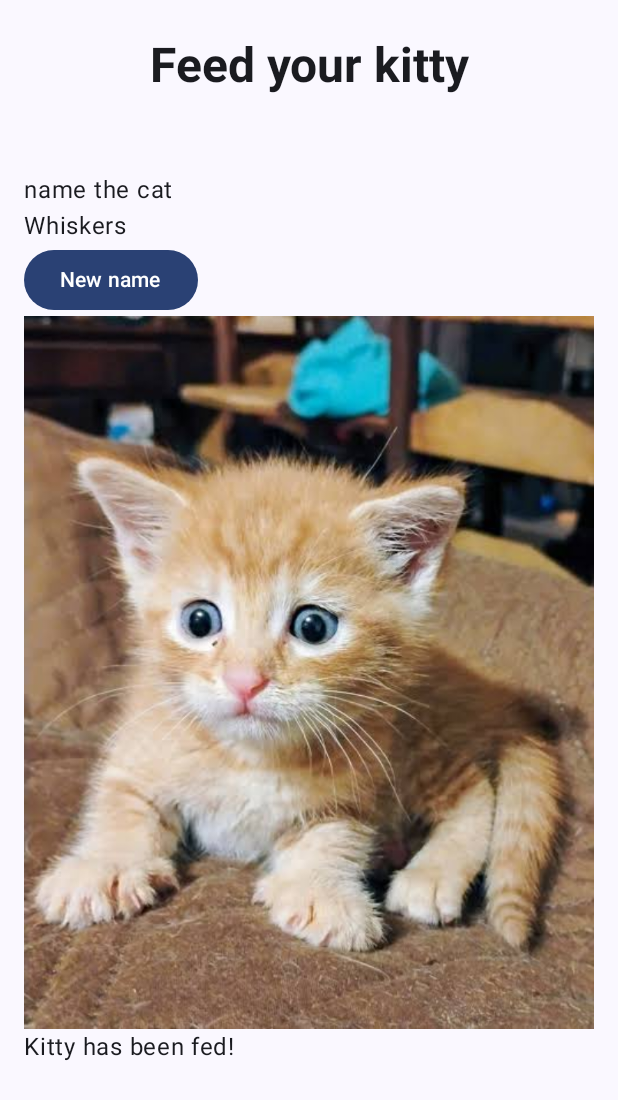
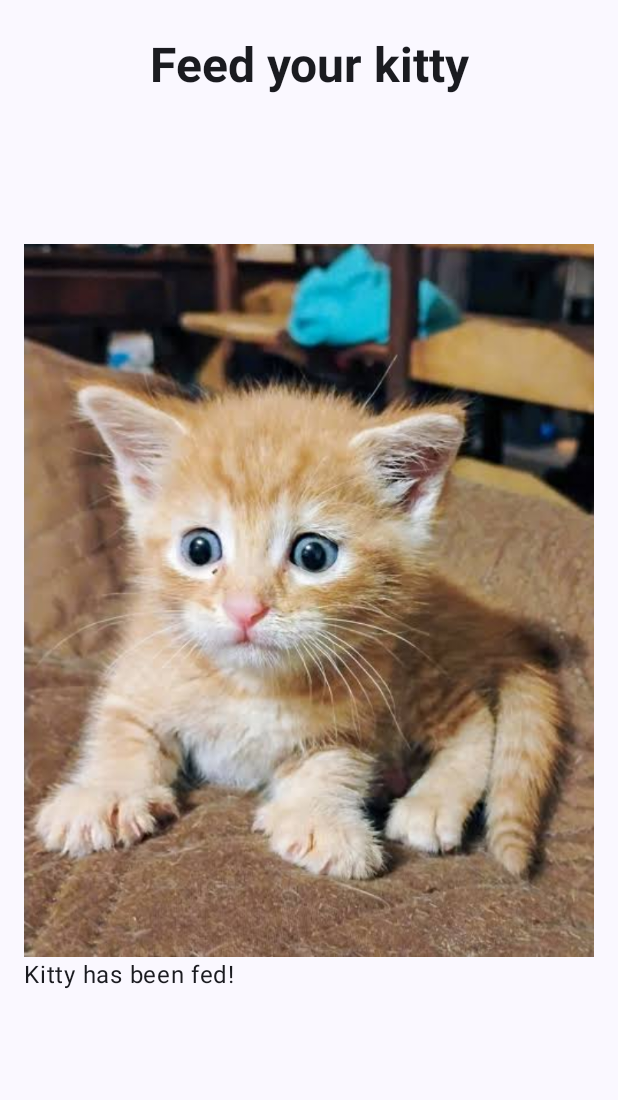
Before and after one commit to mdidomizio/CoolGame, an Android app built with Jetpack Compose: the screen it shows after launch (MainActivity), after a tap on "Cucumber", on a phone screen of 412 x 824 dp. Shown: the top 1100 px of the screen. Run offline under Robolectric (Android 15) with nearby library versions, the phone set to English and light mode, and no system bars; 2 other taps on this screen came first.

Commit message:
added namesection logic and game section

```diff
--- a/app/src/main/java/com/example/coolgame/presentation/Greeting.kt
+++ b/app/src/main/java/com/example/coolgame/presentation/Greeting.kt
@@ -17,7 +17,6 @@ import androidx.compose.runtime.mutableStateOf
 import androidx.compose.runtime.remember
 import androidx.compose.runtime.rememberCoroutineScope
 import androidx.compose.runtime.setValue
-import androidx.compose.ui.Alignment
 import androidx.compose.ui.Modifier
 import androidx.compose.ui.res.painterResource
 import androidx.compose.ui.text.font.FontWeight
@@ -39,7 +38,7 @@ fun Greeting(
     var resetJob by remember { mutableStateOf<Job?>(null) }
     val namesList = listOf("Fluffy", "Whiskers", "Mittens", "Shadow", "Admiral snuggle pants III")
     var kittyName by remember { mutableStateOf(namesList[0]) }
-
+    var isNameSection by remember { mutableStateOf(true) }
 
     Text(
         text = "Feed your kitty",
@@ -51,6 +50,7 @@ fun Greeting(
             .statusBarsPadding()
             .padding(24.dp),
     )
+
     Column(
         modifier = modifier
             .fillMaxSize()
@@ -58,6 +58,9 @@ fun Greeting(
         verticalArrangement = Arrangement.Center,
 
         ) {
+
+        if (isNameSection) {
+
             Text(
                 text = "name the cat"
             )
@@ -69,7 +72,7 @@ fun Greeting(
             Button(
                 onClick = { kittyName = namesList.random() }
             ) {
-            Text ("New name")
+                Text("New name")
             }
 
             Image(
@@ -78,20 +81,35 @@ fun Greeting(
                 //modifier = Modifier.align(alignment = Alignment.Center)
             )
 
+            Button(
+                onClick = { isNameSection = false }
+            ) {
+                Text("start the game")
+            }
+        } else {
+            Image(
+                painter = painterResource(id = R.drawable.cat),
+                contentDescription = "Kitty",
+                //modifier = Modifier.align(alignment = Alignment.Center)
+            )
 
             Text(
                 text = if (hasBeenFed) {
                     "Kitty has been fed!"
                 } else ""
             )
+            if (hasBeenFed) {
+                return
+            } else {
+
+            Text("what would you feed your kitty with?")
+
             Row(
                 modifier = Modifier
                     .fillMaxWidth(),
                 horizontalArrangement = Arrangement.spacedBy(8.dp),
             ) {
-            if (hasBeenFed) {
-                return
-            } else {
+
                     Button(
                         onClick = {
                             onClickOne()
@@ -123,3 +141,4 @@ fun Greeting(
             }
         }
     }
+}
```
Lines whose indentation alone changed are shown as unchanged.
